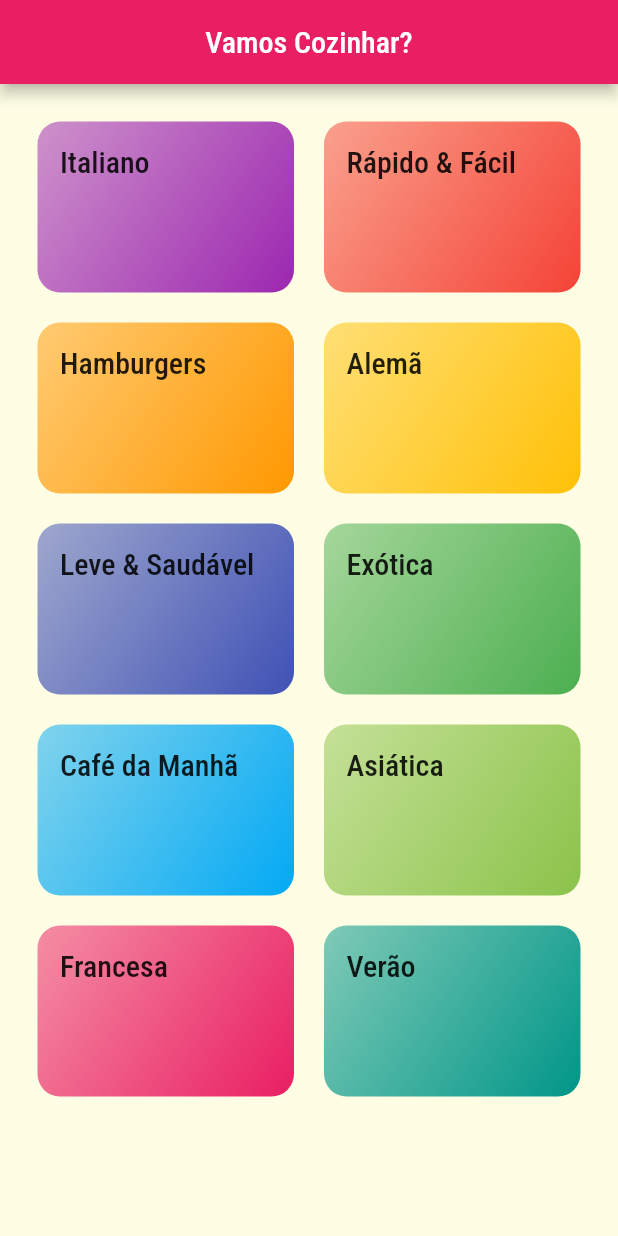
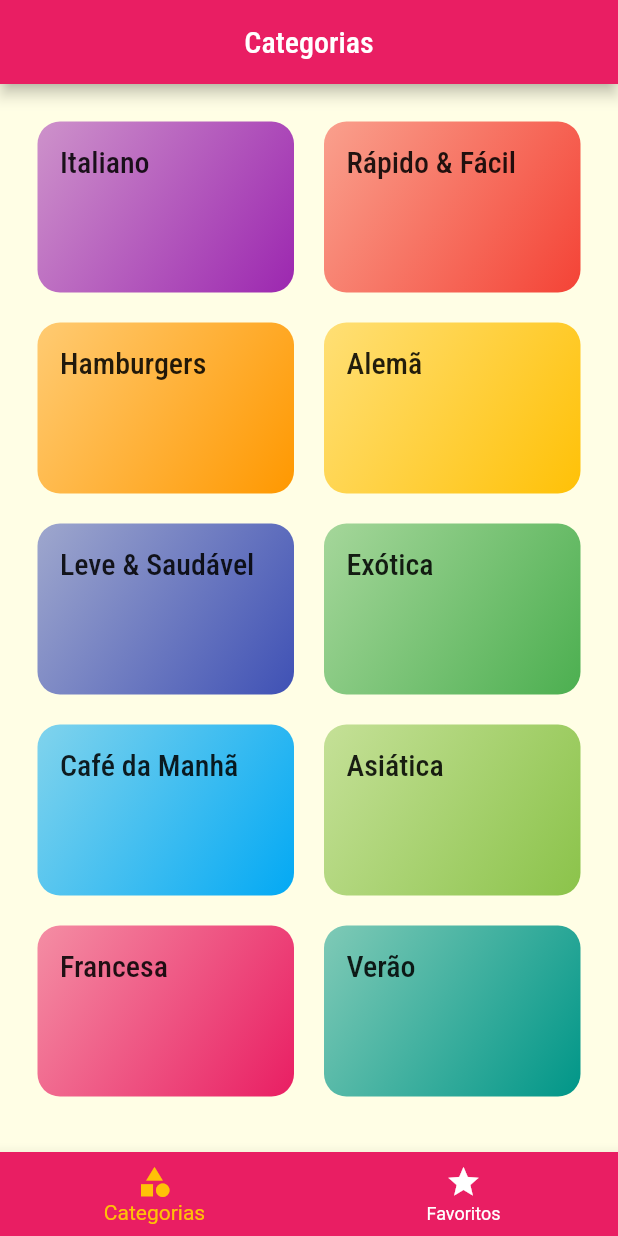
Before and after one commit to Fabio-L-C/meals, a Flutter app: the screen it shows after launch, on a phone screen of 412 x 824 dp. Run offline on Flutter 3.47's test engine with Material 2 defaults, Android fonts, the phone set to English and light mode, and no system bars.

Commit message:
Criação da pagina de favoritos e usando barra de navegação inferior

```diff
--- a/lib/main.dart
+++ b/lib/main.dart
@@ -2,8 +2,8 @@
 
 import 'package:flutter/material.dart';
 import 'package:meals/screens/categories_meals_screen.dart';
-import 'package:meals/screens/categories_screen.dart';
 import 'package:meals/screens/meal_detail_screen.dart';
+import 'package:meals/screens/tabs_screen.dart';
 import 'package:meals/utils/app_routes.dart';
 
 void main() => runApp(MyApp());
@@ -30,7 +30,7 @@ class MyApp extends StatelessWidget {
         canvasColor: const Color.fromRGBO(255, 254, 229, 1),
       ),
       routes: {
-        AppRoute.HOME: (cts) => const CategoriesScreen(),
+        AppRoute.HOME: (cts) => const TabsScreen(),
         AppRoute.CATEGORIES_MEALS: (ctx) => const CategoriesMealsScreen(),
         AppRoute.MEALS_DETAIL: (ctx) => const MealDetailScreen(),
       },
--- a/lib/screens/categories_screen.dart
+++ b/lib/screens/categories_screen.dart
@@ -7,12 +7,7 @@ class CategoriesScreen extends StatelessWidget {
 
   @override
   Widget build(BuildContext context) {
-    return Scaffold(
-      appBar: AppBar(
-        title: const Text('Vamos Cozinhar?'),
-        centerTitle: true,
-      ),
-      body: GridView(
+    return GridView(
       padding: const EdgeInsets.all(25),
       gridDelegate: const SliverGridDelegateWithMaxCrossAxisExtent(
           maxCrossAxisExtent: 200,
@@ -22,7 +17,6 @@ class CategoriesScreen extends StatelessWidget {
       children: DUMMY_CATEGORIES.map((cat) {
         return CategoryItem(cat);
       }).toList(),
-      ),
     );
   }
 }
--- /dev/null
+++ b/lib/screens/favorite_screen.dart
@@ -0,0 +1,12 @@
+import 'package:flutter/cupertino.dart';
+
+class FavoriteScreen extends StatelessWidget {
+  const FavoriteScreen({Key? key}) : super(key: key);
+
+  @override
+  Widget build(BuildContext context) {
+    return const Center(
+      child: Text('Minhas Refeições Favoritas!'),
+    );
+  }
+}
--- /dev/null
+++ b/lib/screens/tabs_screen.dart
@@ -0,0 +1,66 @@
+import 'package:flutter/material.dart';
+import 'package:meals/screens/categories_screen.dart';
+import 'package:meals/screens/favorite_screen.dart';
+
+class TabsScreen extends StatefulWidget {
+  const TabsScreen({Key? key}) : super(key: key);
+
+  @override
+  State<TabsScreen> createState() => _TabsScreenState();
+}
+
+class Screen {
+  final String title;
+  final Widget screen;
+
+  const Screen(this.title, this.screen);
+}
+
+class _TabsScreenState extends State<TabsScreen> {
+  final List<Screen> _screens = const [
+    Screen(
+      'Categorias',
+      CategoriesScreen(),
+    ),
+    Screen(
+      'Favoritos',
+      FavoriteScreen(),
+    ),
+  ];
+
+  int _selectedScreenIndex = 0;
+
+  _selectScreen(int index) {
+    setState(() {
+      _selectedScreenIndex = index;
+    });
+  }
+
+  @override
+  Widget build(BuildContext context) {
+    return Scaffold(
+      appBar: AppBar(
+        title: Text(_screens[_selectedScreenIndex].title),
+        centerTitle: true,
+      ),
+      body: _screens[_selectedScreenIndex].screen,
+      bottomNavigationBar: BottomNavigationBar(
+        onTap: _selectScreen,
+        backgroundColor: Theme.of(context).primaryColor,
+        unselectedItemColor: Colors.white,
+        selectedItemColor: Theme.of(context).colorScheme.secondary,
+        currentIndex: _selectedScreenIndex,
+        items: const [
+          BottomNavigationBarItem(
+            icon: Icon(Icons.category),
+            label: 'Categorias',
+          ),
+          BottomNavigationBarItem(
+            icon: Icon(Icons.star),
+            label: 'Favoritos',
+          ),
+        ],
+      ),
+    );
+  }
+}
```
Lines whose indentation alone changed are shown as unchanged.
